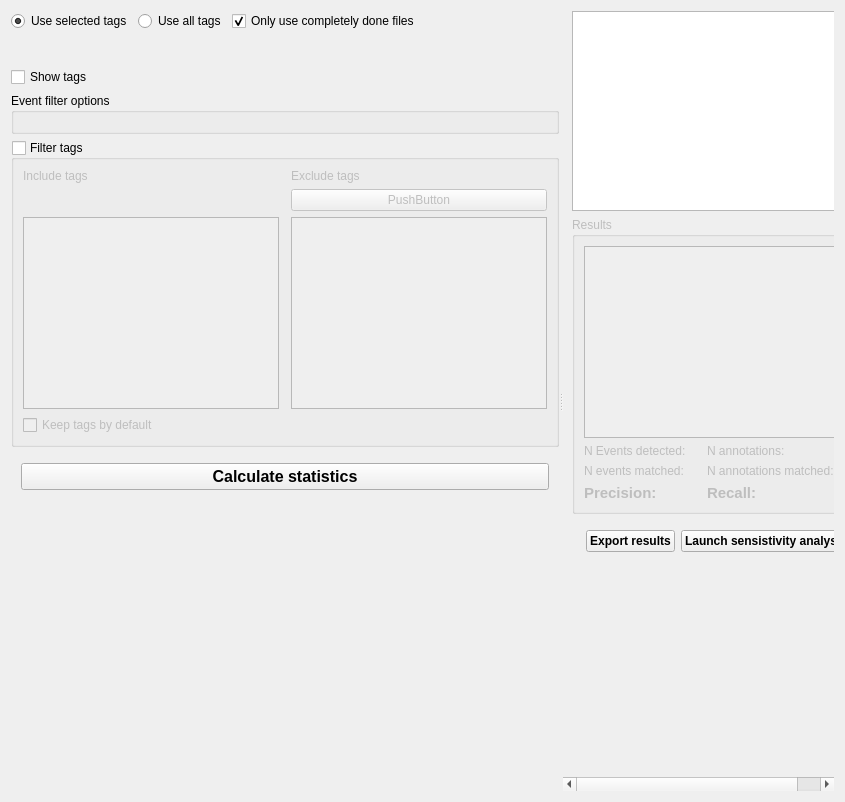
First picture: the form in src/gui/widgets/analysis/ui/detection_evaluator.ui, repository Vin985/ecosongs, before the edit.
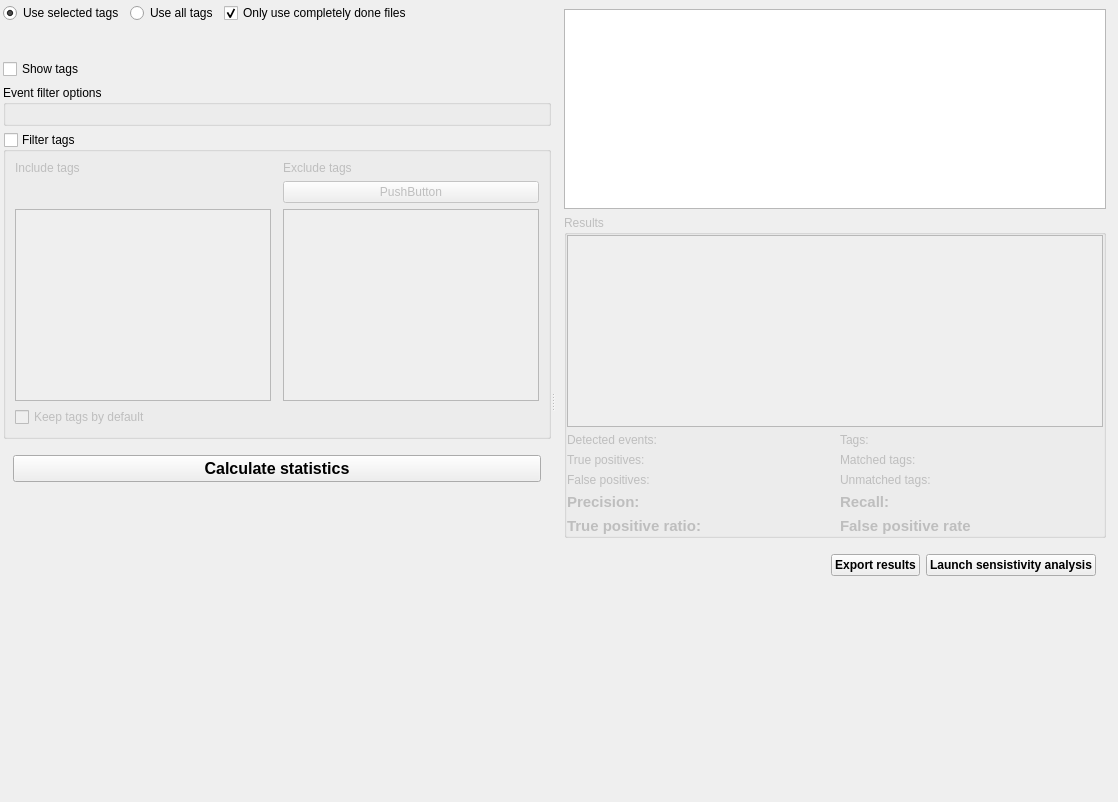
Second picture: the form after the edit. Custom widgets are drawn as their Qt base class.

Commit message: display results

What changed in the file:
```diff
--- a/src/gui/widgets/analysis/ui/detection_evaluator.ui
+++ b/src/gui/widgets/analysis/ui/detection_evaluator.ui
@@ -6,7 +6,7 @@
    <rect>
     <x>0</x>
     <y>0</y>
-    <width>845</width>
+    <width>1118</width>
     <height>802</height>
    </rect>
   </property>
@@ -25,6 +25,21 @@
    <string>Form</string>
   </property>
   <layout class="QHBoxLayout" name="horizontalLayout_5">
+   <property name="spacing">
+    <number>3</number>
+   </property>
+   <property name="leftMargin">
+    <number>3</number>
+   </property>
+   <property name="topMargin">
+    <number>3</number>
+   </property>
+   <property name="rightMargin">
+    <number>3</number>
+   </property>
+   <property name="bottomMargin">
+    <number>3</number>
+   </property>
    <item>
     <widget class="QSplitter" name="splitter">
      <property name="orientation">
@@ -260,37 +275,54 @@
        </item>
       </layout>
      </widget>
-     <widget class="QScrollArea" name="scrollArea">
+     <widget class="QScrollArea" name="results_scrollArea">
       <property name="sizePolicy">
        <sizepolicy hsizetype="Expanding" vsizetype="Expanding">
         <horstretch>2</horstretch>
         <verstretch>0</verstretch>
        </sizepolicy>
       </property>
+      <property name="autoFillBackground">
+       <bool>true</bool>
+      </property>
+      <property name="styleSheet">
+       <string notr="true">#results_scrollArea { background: transparent; }
+#results_scrollArea &gt; QWidget &gt; QWidget { background: transparent; }
+#results_scrollArea &gt; QWidget &gt; QScrollBar { background: palette(base); }</string>
+      </property>
       <property name="frameShape">
        <enum>QFrame::NoFrame</enum>
       </property>
+      <property name="frameShadow">
+       <enum>QFrame::Plain</enum>
+      </property>
       <property name="widgetResizable">
        <bool>true</bool>
       </property>
+      <property name="alignment">
+       <set>Qt::AlignLeading|Qt::AlignLeft|Qt::AlignTop</set>
+      </property>
       <widget class="QWidget" name="scrollAreaWidgetContents">
        <property name="geometry">
         <rect>
          <x>0</x>
          <y>0</y>
-         <width>326</width>
-         <height>770</height>
+         <width>558</width>
+         <height>796</height>
         </rect>
        </property>
+       <property name="autoFillBackground">
+        <bool>false</bool>
+       </property>
        <layout class="QVBoxLayout" name="verticalLayout">
         <property name="leftMargin">
          <number>9</number>
         </property>
         <property name="topMargin">
-         <number>0</number>
+         <number>6</number>
         </property>
         <property name="rightMargin">
-         <number>0</number>
+         <number>9</number>
         </property>
         <property name="bottomMargin">
          <number>0</number>
@@ -311,25 +343,7 @@
            </widget>
           </item>
           <item>
-           <widget class="QWidget" name="results_widget" native="true">
-            <property name="enabled">
-             <bool>false</bool>
-            </property>
-            <layout class="QVBoxLayout" name="verticalLayout_2">
-             <property name="leftMargin">
-              <number>0</number>
-             </property>
-             <property name="topMargin">
-              <number>0</number>
-             </property>
-             <property name="rightMargin">
-              <number>0</number>
-             </property>
-             <property name="bottomMargin">
-              <number>0</number>
-             </property>
-             <item>
-              <widget class="QGroupBox" name="groupBox_3">
+           <widget class="QGroupBox" name="group_results">
                <property name="enabled">
                 <bool>false</bool>
                </property>
@@ -337,59 +351,88 @@
                 <string>Results</string>
                </property>
                <layout class="QGridLayout" name="gridLayout_2">
-                <item row="2" column="1">
-                 <widget class="QLabel" name="lbl_events_matched">
+             <property name="leftMargin">
+              <number>0</number>
+             </property>
+             <property name="topMargin">
+              <number>0</number>
+             </property>
+             <property name="rightMargin">
+              <number>0</number>
+             </property>
+             <property name="bottomMargin">
+              <number>0</number>
+             </property>
+             <item row="5" column="1">
+              <widget class="QLabel" name="lbl_true_positives_ratio">
+               <property name="font">
+                <font>
+                 <family>Ubuntu</family>
+                 <pointsize>11</pointsize>
+                 <weight>75</weight>
+                 <bold>true</bold>
+                </font>
+               </property>
                   <property name="text">
                    <string/>
                   </property>
                  </widget>
                 </item>
                 <item row="3" column="0">
-                 <widget class="QLabel" name="label_13">
-                  <property name="font">
-                   <font>
-                    <family>Ubuntu</family>
-                    <pointsize>11</pointsize>
-                    <weight>75</weight>
-                    <bold>true</bold>
-                   </font>
-                  </property>
+              <widget class="QLabel" name="label">
                   <property name="text">
-                   <string>Precision:</string>
+                <string>False positives:</string>
                   </property>
                  </widget>
                 </item>
-                <item row="0" column="0" colspan="4">
-                 <widget class="DataFrameTableView" name="table_results">
-                  <attribute name="horizontalHeaderStretchLastSection">
-                   <bool>true</bool>
-                  </attribute>
+             <item row="2" column="1">
+              <widget class="QLabel" name="lbl_n_true_positives">
+               <property name="text">
+                <string/>
+               </property>
                  </widget>
                 </item>
                 <item row="2" column="2">
                  <widget class="QLabel" name="label_22">
                   <property name="text">
-                   <string>N annotations matched:</string>
+                <string>Matched tags:</string>
+               </property>
+              </widget>
+             </item>
+             <item row="2" column="0">
+              <widget class="QLabel" name="label_21">
+               <property name="text">
+                <string>True positives:</string>
+               </property>
+              </widget>
+             </item>
+             <item row="5" column="0">
+              <widget class="QLabel" name="label_13">
+               <property name="font">
+                <font>
+                 <family>Ubuntu</family>
+                 <pointsize>11</pointsize>
+                 <weight>75</weight>
+                 <bold>true</bold>
+                </font>
+               </property>
+               <property name="toolTip">
+                <string>True positive ratio = True positives / Tags </string>
+               </property>
+               <property name="text">
+                <string>True positive ratio:</string>
                   </property>
                  </widget>
                 </item>
                 <item row="1" column="2">
                  <widget class="QLabel" name="label_18">
                   <property name="text">
-                   <string>N annotations:</string>
+                <string>Tags:</string>
                   </property>
                  </widget>
                 </item>
-                <item row="3" column="3">
-                 <widget class="QLabel" name="lbl_recall">
-                  <property name="font">
-                   <font>
-                    <family>Ubuntu</family>
-                    <pointsize>11</pointsize>
-                    <weight>75</weight>
-                    <bold>true</bold>
-                   </font>
-                  </property>
+             <item row="1" column="3">
+              <widget class="QLabel" name="lbl_n_tags">
                   <property name="text">
                    <string/>
                   </property>
@@ -398,15 +441,18 @@
                 <item row="1" column="0">
                  <widget class="QLabel" name="label_17">
                   <property name="text">
-                   <string>N Events detected:</string>
+                <string>Detected events:</string>
                   </property>
                  </widget>
                 </item>
-                <item row="2" column="3">
-                 <widget class="QLabel" name="lbl_annots_matched">
-                  <property name="text">
-                   <string/>
-                  </property>
+             <item row="0" column="0" colspan="4">
+              <widget class="DataFrameTableView" name="table_results">
+               <property name="enabled">
+                <bool>false</bool>
+               </property>
+               <attribute name="horizontalHeaderStretchLastSection">
+                <bool>true</bool>
+               </attribute>
                  </widget>
                 </item>
                 <item row="1" column="1">
@@ -416,14 +462,31 @@
                   </property>
                  </widget>
                 </item>
-                <item row="1" column="3">
-                 <widget class="QLabel" name="lbl_n_annots">
+             <item row="2" column="3">
+              <widget class="QLabel" name="lbl_n_tags_matched">
                   <property name="text">
                    <string/>
                   </property>
                  </widget>
                 </item>
-                <item row="3" column="2">
+             <item row="4" column="0">
+              <widget class="QLabel" name="label_2">
+               <property name="font">
+                <font>
+                 <pointsize>11</pointsize>
+                 <weight>75</weight>
+                 <bold>true</bold>
+                </font>
+               </property>
+               <property name="toolTip">
+                <string>Precision = True positives / Detected Events</string>
+               </property>
+               <property name="text">
+                <string>Precision:</string>
+               </property>
+              </widget>
+             </item>
+             <item row="4" column="2">
                  <widget class="QLabel" name="label_15">
                   <property name="font">
                    <font>
@@ -433,23 +496,64 @@
                     <bold>true</bold>
                    </font>
                   </property>
+               <property name="toolTip">
+                <string>Recall = Matched tags / Tags</string>
+               </property>
                   <property name="text">
                    <string>Recall:</string>
                   </property>
                  </widget>
                 </item>
-                <item row="2" column="0">
-                 <widget class="QLabel" name="label_21">
+             <item row="4" column="3">
+              <widget class="QLabel" name="lbl_recall">
+               <property name="font">
+                <font>
+                 <family>Ubuntu</family>
+                 <pointsize>11</pointsize>
+                 <weight>75</weight>
+                 <bold>true</bold>
+                </font>
+               </property>
                   <property name="text">
-                   <string>N events matched:</string>
+                <string/>
                   </property>
                  </widget>
                 </item>
-                <item row="3" column="1">
+             <item row="5" column="2">
+              <widget class="QLabel" name="label_3">
+               <property name="font">
+                <font>
+                 <pointsize>11</pointsize>
+                 <weight>75</weight>
+                 <bold>true</bold>
+                </font>
+               </property>
+               <property name="toolTip">
+                <string>False positive rate: False positives/ Tags duration</string>
+               </property>
+               <property name="text">
+                <string>False positive rate</string>
+               </property>
+              </widget>
+             </item>
+             <item row="5" column="3">
+              <widget class="QLabel" name="lbl_false_positive_rate">
+               <property name="font">
+                <font>
+                 <pointsize>11</pointsize>
+                 <weight>75</weight>
+                 <bold>true</bold>
+                </font>
+               </property>
+               <property name="text">
+                <string/>
+               </property>
+              </widget>
+             </item>
+             <item row="4" column="1">
                  <widget class="QLabel" name="lbl_precision">
                   <property name="font">
                    <font>
-                    <family>Ubuntu</family>
                     <pointsize>11</pointsize>
                     <weight>75</weight>
                     <bold>true</bold>
@@ -460,7 +564,25 @@
                   </property>
                  </widget>
                 </item>
-               </layout>
+             <item row="3" column="2">
+              <widget class="QLabel" name="label_6">
+               <property name="text">
+                <string>Unmatched tags:</string>
+               </property>
+              </widget>
+             </item>
+             <item row="3" column="3">
+              <widget class="QLabel" name="lbl_n_tags_unmatched">
+               <property name="text">
+                <string/>
+               </property>
+              </widget>
+             </item>
+             <item row="3" column="1">
+              <widget class="QLabel" name="lbl_n_false_positives">
+               <property name="text">
+                <string/>
+               </property>
               </widget>
              </item>
             </layout>
```
Lines whose indentation alone changed are shown as unchanged. The commit also changes 3 other files.
